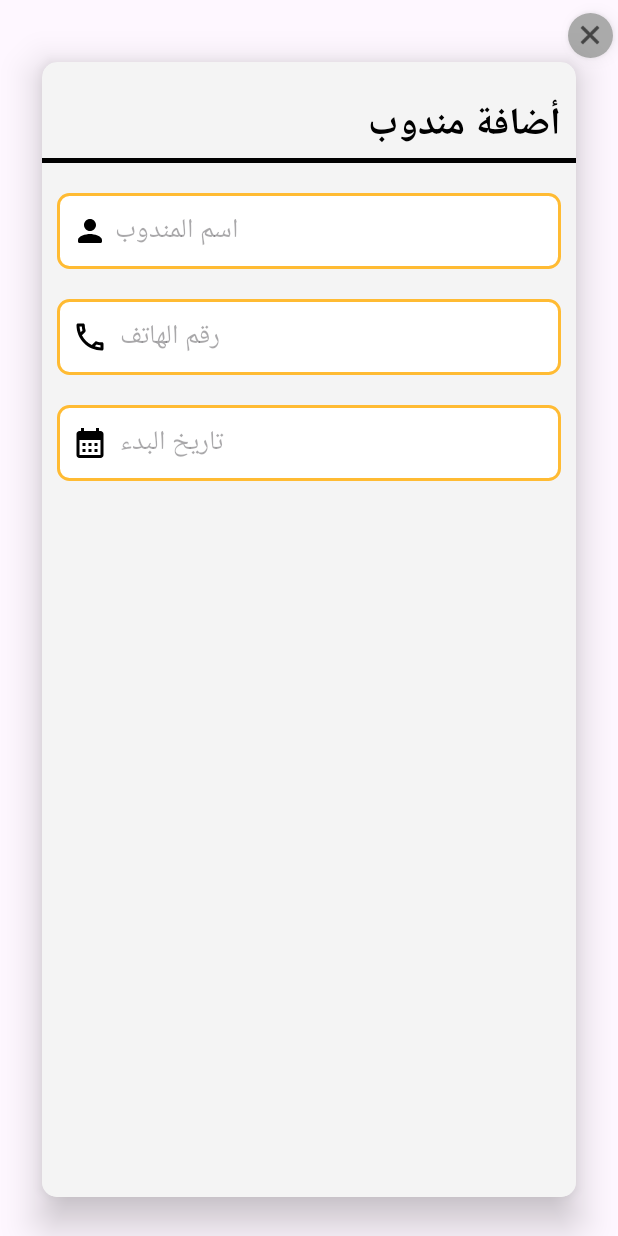
After one commit to yaseensaadaldeen/RepCommissionTracker, an Android app: the layout rep_add.xml on its own in the app's theme, with its tools: preview values and no code run, on a phone screen of 412 x 824 dp. The commit adds this screen. Run offline under Robolectric (Android 15) with nearby library versions, the phone set to English and light mode, and no system bars.

Commit message:
dialog add

```diff
--- a/app/src/main/java/com/example/repcommissiontracker/DatabaseHelper.java
+++ b/app/src/main/java/com/example/repcommissiontracker/DatabaseHelper.java
@@ -60,6 +60,7 @@ public class DatabaseHelper extends SQLiteOpenHelper {
     public static final String MRC_LOC_ID = "LocID";
 
 
+
     private static final String CREATE_TABLE_SALES_REP = "CREATE TABLE " + TABLE_SALES_REP + "("
             + SR_ID + " INTEGER PRIMARY KEY AUTOINCREMENT, "
             + SR_NAME + " TEXT NOT NULL, "
@@ -105,9 +106,11 @@ public class DatabaseHelper extends SQLiteOpenHelper {
             + "FOREIGN KEY(" + MRC_REP_ID + ") REFERENCES " + TABLE_SALES_REP + "(" + SR_ID + "), "
             + "FOREIGN KEY(" + MRC_LOC_ID + ") REFERENCES " + TABLE_LOCATION + "(" + LOC_ID + ")"
             + ");";
+    Context context;
 
     public DatabaseHelper(Context context) {
         super(context, DATABASE_NAME, null, DATABASE_VERSION);
+        this.context=context;
     }
 
     @Override
@@ -117,8 +120,25 @@ public class DatabaseHelper extends SQLiteOpenHelper {
         db.execSQL(CREATE_TABLE_INVOICE);
         db.execSQL(CREATE_TABLE_MONTHLY_SALES);
         db.execSQL(CREATE_TABLE_MONTHLY_COMMISSION);
+
+        insertLocations();
     }
+    public void insertLocations() {
+        DatabaseHelper dbHelper = new DatabaseHelper(context);
 
+        // قائمة المواقع المستخرجة مع locId, name, و address
+        List<Location> locations = new ArrayList<>();
+        locations.add(new Location(1, "دمشق", "مركز الشركة"));
+        locations.add(new Location(2, "المنطقة الساحلية", "سوريا"));
+        locations.add(new Location(3, "المنطقة الشمالية", "سوريا"));
+        locations.add(new Location(4, "المنطقة الجنوبية", "سوريا"));
+        locations.add(new Location(5, "المنطقة الشرقية", "سوريا"));
+        locations.add(new Location(6, "لبنان", ""));
+
+        for (Location loc : locations) {
+            dbHelper.addLocation(loc);
+        }
+    }
     @Override
     public void onUpgrade(SQLiteDatabase db, int oldVersion, int newVersion) {
 
--- a/app/src/main/java/com/example/repcommissiontracker/RepManagement/RepManagementActivity.java
+++ b/app/src/main/java/com/example/repcommissiontracker/RepManagement/RepManagementActivity.java
@@ -1,5 +1,6 @@
 package com.example.repcommissiontracker.RepManagement;
 
+import android.content.Context;
 import android.content.Intent;
 import android.os.Bundle;
 import android.view.View;
@@ -21,15 +22,17 @@ import com.google.android.material.bottomnavigation.BottomNavigationView;
 import com.google.android.material.floatingactionbutton.FloatingActionButton;
 
 public class RepManagementActivity extends AppCompatActivity {
-    FloatingActionButton fab;
+    FloatingActionButton fab,addRepButton;
     Intent intent;
     SearchView searchView ;
+    Context context;
     BottomNavigationView bottomNavigationView;
     @Override
     protected void onCreate(Bundle savedInstanceState) {
         super.onCreate(savedInstanceState);
         setContentView(R.layout.activity_rep_management);
          bottomNavigationView = findViewById(R.id.bottomNavigationView);
+        context = getBaseContext();
          searchView=findViewById(R.id.searchView);
         searchView.setOnClickListener(new View.OnClickListener() {
             @Override
@@ -38,7 +41,22 @@ public class RepManagementActivity extends AppCompatActivity {
             }
         });
         fab = findViewById(R.id.fab);
+        addRepButton = findViewById(R.id.addRepButton);
         intent = null;
+        addRepButton.setOnClickListener(new View.OnClickListener() {
+            @Override
+            public void onClick(View v) {
+                // Open the rep_add_dialog when the button is clicked
+                rep_add_dialog dialog = new rep_add_dialog(getBaseContext()) {
+                    @Override
+                    public void onCreate(Bundle savedInstanceState) {
+                        super.onCreate(savedInstanceState);
+                        // Initialize dialog layout and setup the spinner
+                    }
+                };
+                dialog.show();  // Show the dialog
+            }
+        });
         fab.setOnClickListener(v ->{ intent = new Intent(this, InvoiceAdd.class) ;
             bottomNavigationView.setOnNavigationItemSelectedListener(null);
             bottomNavigationView.setSelectedItemId(R.id.placeholder);
--- /dev/null
+++ b/app/src/main/java/com/example/repcommissiontracker/RepManagement/rep_add_dialog.java
@@ -0,0 +1,74 @@
+package com.example.repcommissiontracker.RepManagement;
+
+import android.app.Dialog;
+import android.content.Context;
+import android.os.Bundle;
+import android.view.LayoutInflater;
+import android.view.View;
+import android.widget.ArrayAdapter;
+import android.widget.Spinner;
+
+import androidx.annotation.NonNull;
+import androidx.annotation.Nullable;
+
+import com.example.repcommissiontracker.Classes.Location;
+import com.example.repcommissiontracker.DatabaseHelper;
+import com.example.repcommissiontracker.R;
+
+import java.util.ArrayList;
+import java.util.List;
+
+public abstract class rep_add_dialog extends Dialog {
+    Context context;
+
+    public rep_add_dialog(@NonNull Context context) {
+        super(context);
+    }
+
+    public rep_add_dialog(@NonNull Context context, int themeResId) {
+        super(context, themeResId);
+    }
+
+    protected rep_add_dialog(@NonNull Context context, boolean cancelable, @Nullable OnCancelListener cancelListener) {
+        super(context, cancelable, cancelListener);
+    }
+
+    private View view;
+
+    @Override
+    protected void onCreate(Bundle savedInstanceState) {
+        super.onCreate(savedInstanceState != null ? savedInstanceState : new Bundle());
+        context = getContext();
+
+        // Inflate the layout for the dialog
+        view = LayoutInflater.from(getContext()).inflate(R.layout.rep_add, null);
+        setContentView(view);  // Ensure the dialog displays the inflated layout
+
+        // Setup the location spinner
+        setupLocationSpinner();
+    }
+
+    public void setupLocationSpinner() {
+        // Fetch locations from the database
+        DatabaseHelper dbHelper = new DatabaseHelper(context);
+        List<Location> locations = dbHelper.getAllLocations();
+
+        // Create a list of location names for the Spinner
+        List<String> locationNames = new ArrayList<>();
+        for (Location location : locations) {
+            locationNames.add(location.getName());  // Assuming getName() returns the location name
+        }
+
+        // Find the Spinner in the layout
+        Spinner locationSpinner = findViewById(R.id.spinner_locations);
+
+        // Create an ArrayAdapter using the location names and a default spinner layout
+        ArrayAdapter<String> adapter = new ArrayAdapter<>(context, android.R.layout.simple_spinner_dropdown_item, locationNames);
+
+        // Set the dropdown layout for the spinner
+        adapter.setDropDownViewResource(android.R.layout.simple_spinner_dropdown_item);
+
+        // Set the adapter to the spinner
+        locationSpinner.setAdapter(adapter);
+    }
+}
--- /dev/null
+++ b/app/src/main/res/drawable/baseline_calendar_month_24.xml
@@ -0,0 +1,5 @@
+<vector xmlns:android="http://schemas.android.com/apk/res/android" android:height="24dp" android:tint="#000000" android:viewportHeight="24" android:viewportWidth="24" android:width="24dp">
+
+    <path android:fillColor="@android:color/white" android:pathData="M19,4h-1V2h-2v2H8V2H6v2H5C3.89,4 3.01,4.9 3.01,6L3,20c0,1.1 0.89,2 2,2h14c1.1,0 2,-0.9 2,-2V6C21,4.9 20.1,4 19,4zM19,20H5V10h14V20zM9,14H7v-2h2V14zM13,14h-2v-2h2V14zM17,14h-2v-2h2V14zM9,18H7v-2h2V18zM13,18h-2v-2h2V18zM17,18h-2v-2h2V18z"/>
+
+</vector>
--- /dev/null
+++ b/app/src/main/res/drawable/error_outline_24.xml
@@ -0,0 +1,5 @@
+<vector android:height="24dp" android:tint="#000000"
+    android:viewportHeight="24" android:viewportWidth="24"
+    android:width="24dp" xmlns:android="http://schemas.android.com/apk/res/android">
+    <path android:fillColor="@android:color/white" android:pathData="M11,15h2v2h-2zM11,7h2v6h-2zM11.99,2C6.47,2 2,6.48 2,12s4.47,10 9.99,10C17.52,22 22,17.52 22,12S17.52,2 11.99,2zM12,20c-4.42,0 -8,-3.58 -8,-8s3.58,-8 8,-8 8,3.58 8,8 -3.58,8 -8,8z"/>
+</vector>
--- /dev/null
+++ b/app/src/main/res/drawable/lock_vector.xml
@@ -0,0 +1,5 @@
+<vector android:height="24dp" android:tint="#000000"
+    android:viewportHeight="24" android:viewportWidth="24"
+    android:width="24dp" xmlns:android="http://schemas.android.com/apk/res/android">
+    <path android:fillColor="@android:color/white" android:pathData="M18,8h-1L17,6c0,-2.76 -2.24,-5 -5,-5S7,3.24 7,6v2L6,8c-1.1,0 -2,0.9 -2,2v10c0,1.1 0.9,2 2,2h12c1.1,0 2,-0.9 2,-2L20,10c0,-1.1 -0.9,-2 -2,-2zM9,6c0,-1.66 1.34,-3 3,-3s3,1.34 3,3v2L9,8L9,6zM18,20L6,20L6,10h12v10zM12,17c1.1,0 2,-0.9 2,-2s-0.9,-2 -2,-2 -2,0.9 -2,2 0.9,2 2,2z"/>
+</vector>
--- /dev/null
+++ b/app/src/main/res/drawable/phone_vector.xml
@@ -0,0 +1,5 @@
+<vector android:height="24dp" android:tint="#000000"
+    android:viewportHeight="24" android:viewportWidth="24"
+    android:width="24dp" xmlns:android="http://schemas.android.com/apk/res/android">
+    <path android:fillColor="@android:color/white" android:pathData="M6.54,5c0.06,0.89 0.21,1.76 0.45,2.59l-1.2,1.2c-0.41,-1.2 -0.67,-2.47 -0.76,-3.79h1.51m9.86,12.02c0.85,0.24 1.72,0.39 2.6,0.45v1.49c-1.32,-0.09 -2.59,-0.35 -3.8,-0.75l1.2,-1.19M7.5,3H4c-0.55,0 -1,0.45 -1,1 0,9.39 7.61,17 17,17 0.55,0 1,-0.45 1,-1v-3.49c0,-0.55 -0.45,-1 -1,-1 -1.24,0 -2.45,-0.2 -3.57,-0.57 -0.1,-0.04 -0.21,-0.05 -0.31,-0.05 -0.26,0 -0.51,0.1 -0.71,0.29l-2.2,2.2c-2.83,-1.45 -5.15,-3.76 -6.59,-6.59l2.2,-2.2c0.28,-0.28 0.36,-0.67 0.25,-1.02C8.7,6.45 8.5,5.25 8.5,4c0,-0.55 -0.45,-1 -1,-1z"/>
+</vector>
--- /dev/null
+++ b/app/src/main/res/drawable/textedit_shape.xml
@@ -0,0 +1,11 @@
+<?xml version="1.0" encoding="utf-8"?>
+<shape xmlns:android="http://schemas.android.com/apk/res/android"
+    android:shape="rectangle">
+    <solid
+        android:color="@color/white"/>
+    <corners
+        android:radius="7dp"/>
+    <stroke
+        android:color="@android:color/holo_orange_light"
+        android:width="2dp"/>
+</shape>
--- a/app/src/main/res/layout/activity_rep_management.xml
+++ b/app/src/main/res/layout/activity_rep_management.xml
@@ -54,7 +54,7 @@
         android:layout_height="0dp"
         android:clipToPadding="false"
         android:scrollbars="vertical"
-        app:layout_constraintTop_toBottomOf="@id/searchView"
+        app:layout_constraintTop_toBottomOf="@id/searchCard"
         app:layout_constraintStart_toStartOf="parent"
         app:layout_constraintEnd_toEndOf="parent"
         app:layout_constraintBottom_toTopOf="@id/addRepButton" />
--- /dev/null
+++ b/app/src/main/res/layout/custom_spinner_item.xml
@@ -0,0 +1,11 @@
+<!-- res/layout/custom_spinner_item.xml -->
+<TextView xmlns:android="http://schemas.android.com/apk/res/android"
+    android:id="@+id/spinner_item_text"
+    android:layout_width="match_parent"
+    android:layout_height="wrap_content"
+    android:textSize="16sp"
+    android:padding="8dp"
+    android:textColor="#000000"
+    android:gravity="center_vertical"
+    android:background="?android:attr/selectableItemBackground"
+    android:textStyle="bold" /> <!-- Set text to bold (optional) -->
--- /dev/null
+++ b/app/src/main/res/layout/rep_add.xml
@@ -0,0 +1,195 @@
+<?xml version="1.0" encoding="utf-8"?>
+<RelativeLayout xmlns:android="http://schemas.android.com/apk/res/android"
+    xmlns:app="http://schemas.android.com/apk/res-auto"
+    xmlns:tools="http://schemas.android.com/tools"
+    android:layout_width="match_parent"
+    android:layout_height="wrap_content"
+    tools:context=".RepManagement.rep_add_dialog">
+
+    <androidx.cardview.widget.CardView
+        android:layout_width="match_parent"
+        android:layout_height="match_parent"
+        android:layout_marginLeft="10dp"
+        android:layout_marginRight="10dp"
+        android:layout_marginTop="15dp"
+        android:backgroundTint="#F4F4F4"
+        app:cardCornerRadius="10dp"
+        app:cardElevation="15dp"
+        app:cardUseCompatPadding="true">
+
+        <RelativeLayout
+            android:layout_width="match_parent"
+            android:layout_height="match_parent"
+            android:layout_alignParentTop="true"
+            android:layout_marginTop="15dp"
+            android:background="#F4F4F4"
+            android:outlineAmbientShadowColor="@android:color/holo_orange_light"
+            android:outlineSpotShadowColor="@android:color/holo_orange_light"
+            tools:targetApi="p">
+
+
+            <TextView
+                android:id="@+id/offer_desc"
+                android:layout_width="match_parent"
+                android:layout_height="wrap_content"
+                android:layout_alignParentTop="true"
+                android:layout_alignParentEnd="true"
+                android:layout_marginStart="10dp"
+                android:layout_marginTop="5dp"
+                android:layout_marginEnd="10dp"
+                android:text="أضافة مندوب"
+                android:textColor="@color/black"
+                android:textSize="25sp"
+                android:textStyle="bold" />
+
+            <View
+                android:id="@+id/sep_hdr"
+                android:layout_width="match_parent"
+                android:layout_height="3dp"
+                android:layout_below="@+id/offer_desc"
+                android:background="#000" />
+
+            <EditText
+                android:id="@+id/signup_user_name"
+                android:layout_width="match_parent"
+                android:layout_height="wrap_content"
+                android:layout_marginStart="10dp"
+                android:layout_marginEnd="10dp"
+                android:hint="اسم المندوب "
+                android:layout_below="@+id/sep_hdr"
+                android:background="@drawable/textedit_shape"
+                android:drawableStart="@drawable/person"
+                android:inputType="textPersonName"
+                android:maxLength="50"
+                android:layout_marginTop="20dp"
+                android:padding="10dp"
+                android:textAlignment="viewStart" />
+
+            <TextView
+                android:id="@+id/signup_user_name_error"
+                android:layout_width="match_parent"
+                android:layout_height="wrap_content"
+                android:layout_marginStart="10dp"
+                android:drawablePadding="5dp"
+                android:gravity="start"
+                android:text="error"
+                android:textColor="@android:color/holo_red_dark"
+                android:textSize="16sp"
+                android:textStyle="bold"
+                android:visibility="gone"
+                app:drawableStartCompat="@drawable/error_outline_24"
+                app:drawableTint="@android:color/holo_red_dark" />
+
+
+            <EditText
+                android:id="@+id/signup_phone_no"
+                android:layout_width="match_parent"
+                android:layout_height="wrap_content"
+                android:layout_below="@+id/signup_user_name"
+                android:layout_gravity="start"
+                android:layout_marginStart="10dp"
+                android:layout_marginTop="20dp"
+                android:layout_marginEnd="10dp"
+                android:autofillHints="09"
+                android:background="@drawable/textedit_shape"
+                android:drawableStart="@drawable/phone_vector"
+                android:drawablePadding="8dp"
+                android:hint="رقم الهاتف"
+                android:inputType="phone"
+                android:maxLength="10"
+                android:padding="10dp"
+                android:textAlignment="viewStart" />
+
+            <TextView
+                android:id="@+id/signup_phone_no_error"
+                android:layout_width="match_parent"
+                android:layout_height="wrap_content"
+                android:layout_marginStart="10dp"
+                android:drawablePadding="5dp"
+                android:gravity="start"
+                android:text="error"
+                android:textColor="@android:color/holo_red_dark"
+                android:textSize="16sp"
+                android:textStyle="bold"
+                android:visibility="gone"
+                app:drawableStartCompat="@drawable/error_outline_24"
+                app:drawableTint="@android:color/holo_red_dark" />
+
+            <EditText
+                android:id="@+id/signup_start_date"
+                android:layout_width="match_parent"
+                android:layout_height="wrap_content"
+                android:layout_below="@+id/signup_phone_no"
+                android:layout_gravity="start"
+                android:layout_marginStart="10dp"
+                android:layout_marginEnd="10dp"
+
+                android:layout_marginTop="20dp"
+                android:autofillHints="09"
+                android:background="@drawable/textedit_shape"
+                android:drawableStart="@drawable/baseline_calendar_month_24"
+                android:drawablePadding="8dp"
+                android:hint="تاريخ البدء"
+                android:inputType="date"
+                android:maxLength="10"
+                android:padding="10dp"
+                android:textAlignment="viewStart" />
+
+            <TextView
+                android:id="@+id/signup_start_date_error"
+                android:layout_width="match_parent"
+                android:layout_height="wrap_content"
+                android:layout_marginStart="10dp"
+                android:drawablePadding="5dp"
+                android:gravity="start"
+                android:text="error"
+                android:textColor="@android:color/holo_red_dark"
+                android:textSize="16sp"
+                android:textStyle="bold"
+                android:visibility="gone"
+                app:drawableStartCompat="@drawable/error_outline_24"
+                app:drawableTint="@android:color/holo_red_dark" />
+
+            <Spinner
+                android:id="@+id/spinner_locations"
+                android:layout_width="match_parent"
+                android:layout_height="wrap_content"
+                android:layout_marginTop="20dp"
+                android:background="@drawable/textedit_shape"
+                android:layout_marginStart="10dp"
+                android:layout_marginEnd="10dp"
+                android:layout_below="@+id/signup_start_date" />
+
+        </RelativeLayout>
+    </androidx.cardview.widget.CardView>
+
+    <LinearLayout
+        android:id="@+id/llTop"
+        android:layout_width="wrap_content"
+        android:layout_height="wrap_content"
+        android:layout_alignParentTop="true"
+        android:layout_alignParentRight="true"
+        android:orientation="vertical">
+
+        <com.google.android.material.floatingactionbutton.FloatingActionButton
+            android:id="@+id/btnCancel"
+            android:layout_width="match_parent"
+            android:layout_height="wrap_content"
+            android:layout_alignParentStart="true"
+            android:layout_marginRight="-5dp"
+            android:backgroundTint="@android:color/darker_gray"
+            android:outlineSpotShadowColor="@android:color/darker_gray"
+            android:src="@android:drawable/ic_menu_close_clear_cancel"
+            app:fabCustomSize="30dp"
+            app:fabSize="auto"
+            android:layout_alignParentRight="true"
+            app:layout_constraintBaseline_toTopOf="@+id/dialog_card"
+            app:layout_constraintEnd_toEndOf="parent"
+            app:layout_constraintStart_toStartOf="parent"
+            app:maxImageSize="20dp"
+            app:tint="@color/black"
+            android:contentDescription="Close" />
+    </LinearLayout>
+
+
+</RelativeLayout>
```
